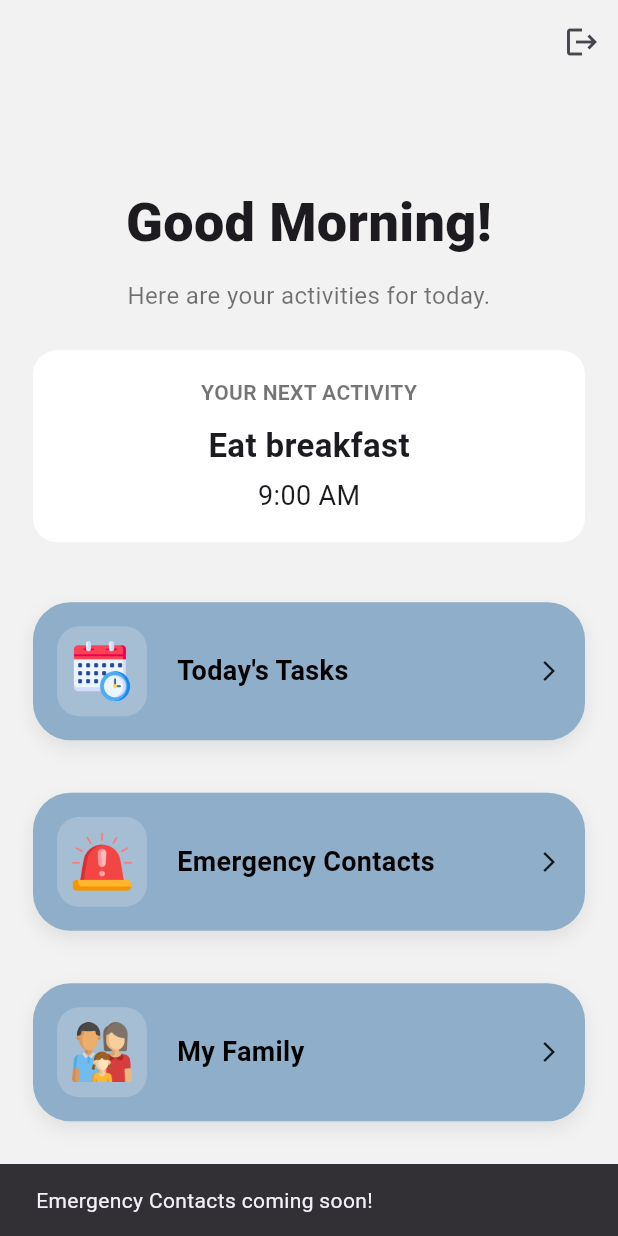
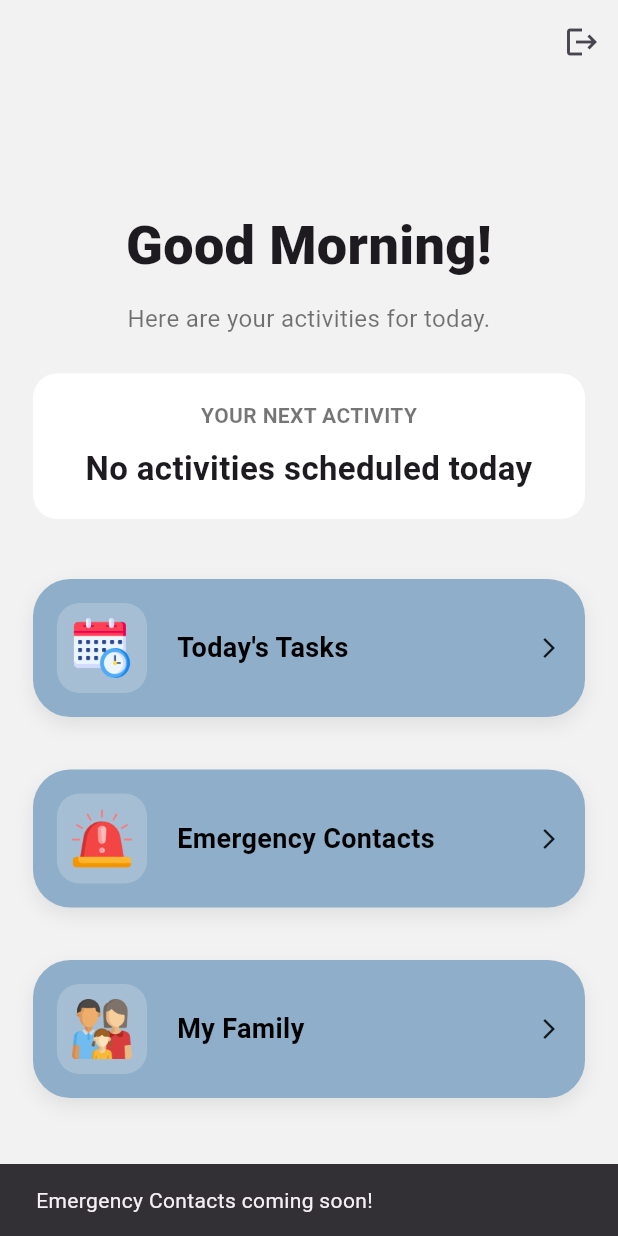
Before and after one commit to usernamecopied550/dementia, a Flutter app: the HomeScreen screen opened directly, after a tap on "Emergency Contacts", on a phone screen of 412 x 824 dp. Run offline on Flutter 3.47's test engine with Material 3 defaults, Android fonts, the phone set to English and light mode, and no system bars; our stand-ins replace supabase_flutter; accounts and stored records are empty.

Commit message:
Implement dynamic next activity and overdue task banners

```diff
--- a/lib/screens/home_screen.dart
+++ b/lib/screens/home_screen.dart
@@ -8,6 +8,8 @@ import '../patient.dart';
 import '../patient_database.dart';
 import 'package:supabase_flutter/supabase_flutter.dart';
 import 'login_screen.dart';
+import '../services/task_service.dart';
+import 'dart:async';
 
 /// 🔴 EMERGENCY SCREEN
 class PatientEmergencyScreen extends StatefulWidget {
@@ -111,8 +113,187 @@ class _PatientEmergencyScreenState
 /// 🏠 PATIENT HOME SCREEN
 
 
-class HomeScreen extends StatelessWidget {
+class HomeScreen extends StatefulWidget {
   const HomeScreen({super.key});
+
+  @override
+  State<HomeScreen> createState() => _HomeScreenState();
+}
+
+class _HomeScreenState extends State<HomeScreen> {
+
+  final TaskService taskService = TaskService();
+
+  late Future<List<Map<String, dynamic>>> tasksFuture;
+
+  Timer? refreshTimer;
+
+  @override
+  void initState() {
+    super.initState();
+
+    tasksFuture = taskService.loadTasksWithCompletion();
+
+    refreshTimer = Timer.periodic(
+      const Duration(minutes: 1),
+          (timer) {
+        refreshTasks();
+      },
+    );
+  }
+
+  void refreshTasks() {
+    if (!mounted) return;
+
+    setState(() {
+      tasksFuture = taskService.loadTasksWithCompletion();
+    });
+  }
+
+  Widget buildActivityBanners() {
+    return FutureBuilder<List<Map<String, dynamic>>>(
+      future: tasksFuture,
+      builder: (context, snapshot) {
+        if (snapshot.connectionState == ConnectionState.waiting) {
+          return const Center(
+            child: CircularProgressIndicator(),
+          );
+        }
+
+        if (snapshot.hasError) {
+          return const Text(
+            'Could not load activities.',
+          );
+        }
+
+        final tasks = snapshot.data ?? [];
+        final now = DateTime.now();
+
+        final upcomingTasks = <Map<String, dynamic>>[];
+        final overdueTasks = <Map<String, dynamic>>[];
+
+        for (final task in tasks) {
+          if (task['isDone'] == true) continue;
+
+          final time = task['scheduled_time'].toString().split(':');
+
+          final scheduledTime = DateTime(
+            now.year,
+            now.month,
+            now.day,
+            int.parse(time[0]),
+            int.parse(time[1]),
+          );
+
+          if (scheduledTime.isBefore(now)) {
+            overdueTasks.add(task);
+          } else {
+            upcomingTasks.add(task);
+          }
+        }
+
+        final nextTask =
+        upcomingTasks.isNotEmpty ? upcomingTasks.first : null;
+
+        String activityTitle;
+        String activityTime = '';
+
+        if (nextTask != null) {
+          activityTitle = nextTask['title'].toString();
+          activityTime = nextTask['scheduled_time']
+              .toString()
+              .substring(0, 5);
+        } else if (tasks.isEmpty) {
+          activityTitle = 'No activities scheduled today';
+        } else if (overdueTasks.isNotEmpty) {
+          activityTitle = 'No more upcoming activities today';
+        } else {
+          activityTitle = 'All done for today!';
+        }
+
+        return Column(
+          children: [
+            // NEXT ACTIVITY BANNER
+            Container(
+              width: double.infinity,
+              padding: const EdgeInsets.all(18),
+              decoration: BoxDecoration(
+                color: Colors.white,
+                borderRadius: BorderRadius.circular(16),
+              ),
+              child: Column(
+                children: [
+                  const Text(
+                    'YOUR NEXT ACTIVITY',
+                    style: TextStyle(
+                      fontSize: 14,
+                      color: Colors.black54,
+                      fontWeight: FontWeight.bold,
+                    ),
+                  ),
+                  const SizedBox(height: 10),
+                  Text(
+                    activityTitle,
+                    textAlign: TextAlign.center,
+                    style: const TextStyle(
+                      fontSize: 22,
+                      fontWeight: FontWeight.bold,
+                    ),
+                  ),
+                  if (activityTime.isNotEmpty) ...[
+                    const SizedBox(height: 5),
+                    Text(
+                      activityTime,
+                      style: const TextStyle(fontSize: 18),
+                    ),
+                  ],
+                ],
+              ),
+            ),
+
+            // OVERDUE ACTIVITIES BANNER
+            if (overdueTasks.isNotEmpty) ...[
+              const SizedBox(height: 15),
+              Container(
+                width: double.infinity,
+                padding: const EdgeInsets.all(18),
+                decoration: BoxDecoration(
+                  color: const Color(0xFFFFF0D6),
+                  borderRadius: BorderRadius.circular(16),
+                ),
+                child: Column(
+                  children: [
+                    const Icon(
+                      Icons.access_time,
+                      color: Colors.orange,
+                      size: 30,
+                    ),
+                    const SizedBox(height: 8),
+                    Text(
+                      overdueTasks.length == 1
+                          ? '1 overdue activity'
+                          : '${overdueTasks.length} overdue activities',
+                      style: const TextStyle(
+                        fontSize: 20,
+                        fontWeight: FontWeight.bold,
+                      ),
+                    ),
+                    const SizedBox(height: 5),
+                    const Text(
+                      "Check your Today's Tasks list.",
+                      textAlign: TextAlign.center,
+                      style: TextStyle(fontSize: 16),
+                    ),
+                  ],
+                ),
+              ),
+            ],
+          ],
+        );
+      },
+    );
+  }
+
 
   @override
   Widget build(BuildContext context) {
@@ -189,56 +370,22 @@ class HomeScreen extends StatelessWidget {
 
                   const SizedBox(height: 25),
 
-// Temporary example.
-// Later this will come from Supabase.
-                  Container(
-                    width: double.infinity,
-                    padding: const EdgeInsets.all(18),
-                    decoration: BoxDecoration(
-                      color: Colors.white,
-                      borderRadius: BorderRadius.circular(16),
-                    ),
-                    child: const Column(
-                      children: [
-                        Text(
-                          "YOUR NEXT ACTIVITY",
-                          style: TextStyle(
-                            fontSize: 14,
-                            color: Colors.black54,
-                            fontWeight: FontWeight.bold,
-                          ),
-                        ),
-                        SizedBox(height: 10),
-                        Text(
-                          "Eat breakfast",
-                          style: TextStyle(
-                            fontSize: 22,
-                            fontWeight: FontWeight.bold,
-                          ),
-                        ),
-                        SizedBox(height: 5),
-                        Text(
-                          "9:00 AM",
-                          style: TextStyle(fontSize: 18),
-                        ),
-                      ],
-                    ),
-                  ),
-
+                  buildActivityBanners(),
                   const SizedBox(height: 30),
 
 // TODAY'S TASKS
                   CustomButton(
                     text: "Today's Tasks",
                     imagePath: 'assets/images/calendar.png',
-                    onPressed: () {
-                      Navigator.push(
+                    onPressed: () async {
+                      await Navigator.push(
                         context,
                         MaterialPageRoute(
-                          builder: (context) =>
-                          const TasksScreen(),
+                          builder: (context) => const TasksScreen(),
                         ),
                       );
+
+                      refreshTasks();
                     },
                   ),
 
--- a/lib/screens/tasks_screen.dart
+++ b/lib/screens/tasks_screen.dart
@@ -1,5 +1,6 @@
 import 'package:flutter/material.dart';
 import 'package:supabase_flutter/supabase_flutter.dart';
+import '../services/task_service.dart';
 
 class TasksScreen extends StatefulWidget {
   const TasksScreen({super.key});
@@ -10,50 +11,8 @@ class TasksScreen extends StatefulWidget {
 
 class _TasksScreenState extends State<TasksScreen> {
 
-  Future<List<Map<String, dynamic>>> loadPatientTasks() async {
-    final supabase = Supabase.instance.client;
-    final patientId = supabase.auth.currentUser?.id;
 
-    if (patientId == null) {
-      return [];
-    }
 
-    final today = DateTime.now();
-    final todayString =
-        '${today.year}-${today.month.toString().padLeft(2, '0')}-'
-        '${today.day.toString().padLeft(2, '0')}';
-
-    final response = await supabase
-        .from('tasks')
-        .select()
-        .eq('patient_id', patientId)
-        .or('is_recurring.eq.true,scheduled_date.eq.$todayString')
-        .order('scheduled_time', ascending: true);
-
-    return List<Map<String, dynamic>>.from(response);
-  }
-
-  Future<Set<int>> loadCompletedTaskIds() async {
-    final supabase = Supabase.instance.client;
-    final patientId = supabase.auth.currentUser?.id;
-
-    if (patientId == null) return {};
-
-    final today = DateTime.now();
-    final todayString =
-        '${today.year}-${today.month.toString().padLeft(2, '0')}-'
-        '${today.day.toString().padLeft(2, '0')}';
-
-    final response = await supabase
-        .from('task_completions')
-        .select('task_id')
-        .eq('patient_id', patientId)
-        .eq('completed_date', todayString);
-
-    return response
-        .map<int>((row) => (row['task_id'] as num).toInt())
-        .toSet();
-  }
 
   Future<void> toggleTaskCompletion(
       int taskId,
@@ -87,17 +46,7 @@ class _TasksScreenState extends State<TasksScreen> {
     }
   }
 
-  Future<List<Map<String, dynamic>>> loadTasksWithCompletion() async {
-    final tasks = await loadPatientTasks();
-    final completedIds = await loadCompletedTaskIds();
 
-    for (final task in tasks) {
-      final taskId = (task['id'] as num).toInt();
-      task['isDone'] = completedIds.contains(taskId);
-    }
-
-    return tasks;
-  }
 
   @override
   Widget build(BuildContext context) {
@@ -147,7 +96,7 @@ class _TasksScreenState extends State<TasksScreen> {
 
             Expanded(
               child: FutureBuilder<List<Map<String, dynamic>>>(
-                future: loadTasksWithCompletion(),
+                future: TaskService().loadTasksWithCompletion(),
                 builder: (context, snapshot) {
                   if (snapshot.connectionState == ConnectionState.waiting) {
                     return const Center(
--- /dev/null
+++ b/lib/services/task_service.dart
@@ -0,0 +1,48 @@
+import 'package:supabase_flutter/supabase_flutter.dart';
+
+class TaskService {
+  final supabase = Supabase.instance.client;
+
+  Future<List<Map<String, dynamic>>> loadTasksWithCompletion() async {
+    final patientId = supabase.auth.currentUser?.id;
+
+    if (patientId == null) {
+      throw Exception('Patient is not logged in.');
+    }
+
+    final today = DateTime.now();
+
+    final todayString =
+        '${today.year}-${today.month.toString().padLeft(2, '0')}-'
+        '${today.day.toString().padLeft(2, '0')}';
+
+    // Retrieve today's scheduled tasks
+    final response = await supabase
+        .from('tasks')
+        .select()
+        .eq('patient_id', patientId)
+        .or('is_recurring.eq.true,scheduled_date.eq.$todayString')
+        .order('scheduled_time', ascending: true);
+
+    final tasks = List<Map<String, dynamic>>.from(response);
+
+    // Retrieve today's completed tasks
+    final completedResponse = await supabase
+        .from('task_completions')
+        .select('task_id')
+        .eq('patient_id', patientId)
+        .eq('completed_date', todayString);
+
+    final completedIds = completedResponse
+        .map<int>((row) => (row['task_id'] as num).toInt())
+        .toSet();
+
+    // Attach completion status to each task
+    for (final task in tasks) {
+      final taskId = (task['id'] as num).toInt();
+      task['isDone'] = completedIds.contains(taskId);
+    }
+
+    return tasks;
+  }
+}
```
